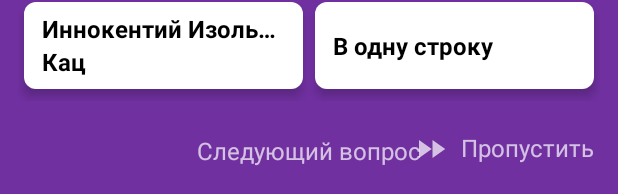
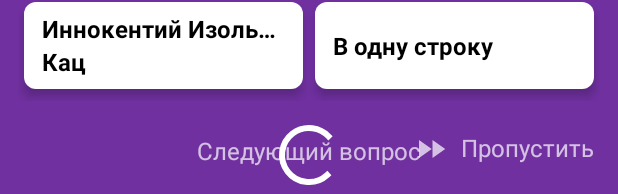
Before and after one commit to fnail1/colloquium, an Android app: the layout fr_question.xml on its own in the app's theme, with its tools: preview values and no code run, on a phone screen of 412 x 824 dp. Shown: the part 1039-1233 px from the top of the screen. Run offline under Robolectric (Android 15) with nearby library versions, the light colour scheme and no system bars; network calls fail.

Commit message:
Стопскрин!

```diff
--- a/app/src/main/res/layout/fr_question.xml
+++ b/app/src/main/res/layout/fr_question.xml
@@ -1,6 +1,7 @@
 <?xml version="1.0" encoding="utf-8"?>
 <RelativeLayout xmlns:android="http://schemas.android.com/apk/res/android"
                 xmlns:tools="http://schemas.android.com/tools"
+                android:id="@+id/root"
                 android:layout_width="match_parent"
                 android:layout_height="match_parent"
                 android:fitsSystemWindows="true"
@@ -201,8 +202,9 @@
         android:layout_height="wrap_content"
         android:layout_alignParentBottom="true"
         android:layout_alignParentRight="true"
-        android:layout_marginBottom="20dp"
-        android:layout_marginRight="@dimen/padding"
+        android:layout_marginBottom="12dp"
+        android:layout_marginRight="@dimen/indent"
+        android:padding="@dimen/indent"
         android:background="@drawable/ripple_none_view_dark"
         android:drawablePadding="8dp"
         android:drawableStart="@drawable/ic_fast_forward"
@@ -218,7 +220,8 @@
         android:layout_height="wrap_content"
         android:layout_alignParentBottom="true"
         android:layout_centerHorizontal="true"
-        android:layout_marginBottom="20dp"
+        android:layout_marginBottom="12dp"
+        android:padding="@dimen/indent"
         android:background="@drawable/ripple_none_view_dark"
         android:gravity="center_horizontal"
         android:text="Следующий вопрос"
@@ -227,4 +230,13 @@
         android:visibility="invisible"
         tools:visibility="visible"
         />
+
+    <ProgressBar
+        android:id="@+id/progress"
+        android:layout_width="wrap_content"
+        android:layout_height="wrap_content"
+        android:layout_alignParentBottom="true"
+        android:layout_centerHorizontal="true"
+        android:layout_marginBottom="4dp"
+        />
 </RelativeLayout>
```
Also changed, not shown: app/src/main/java/app/laiki/ui/main/questions/QuestionViewHolder.java (+22 -4 lines), app/src/main/java/app/laiki/ui/main/questions/QuestionsFragment.java (+25 -14 lines).
